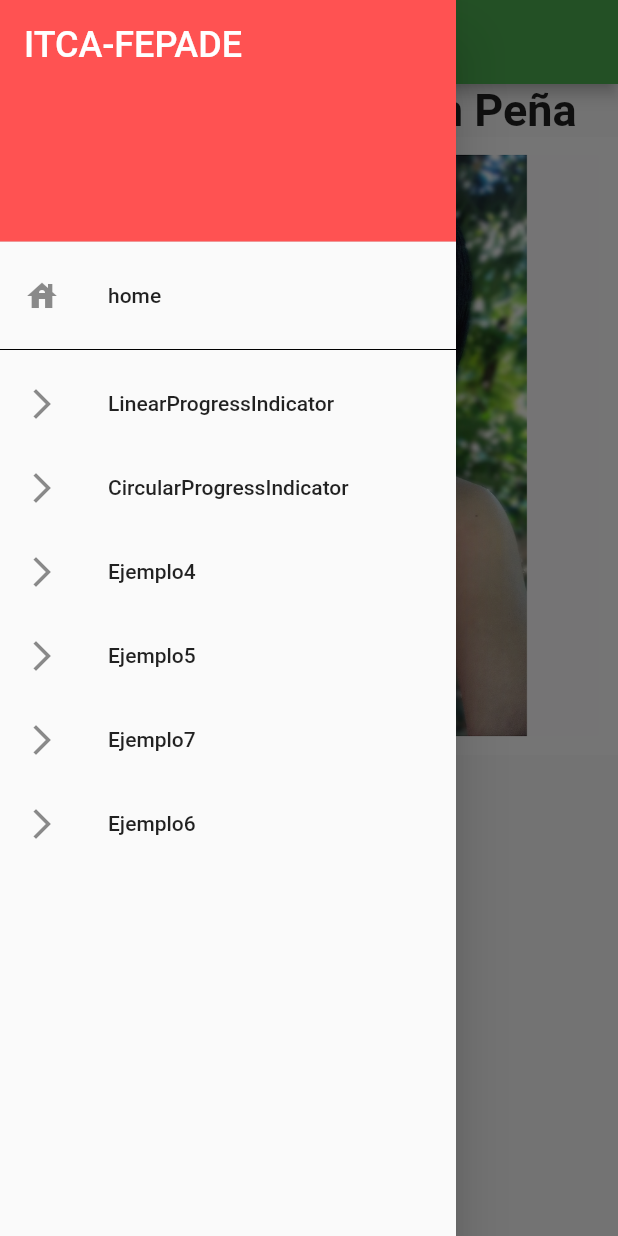
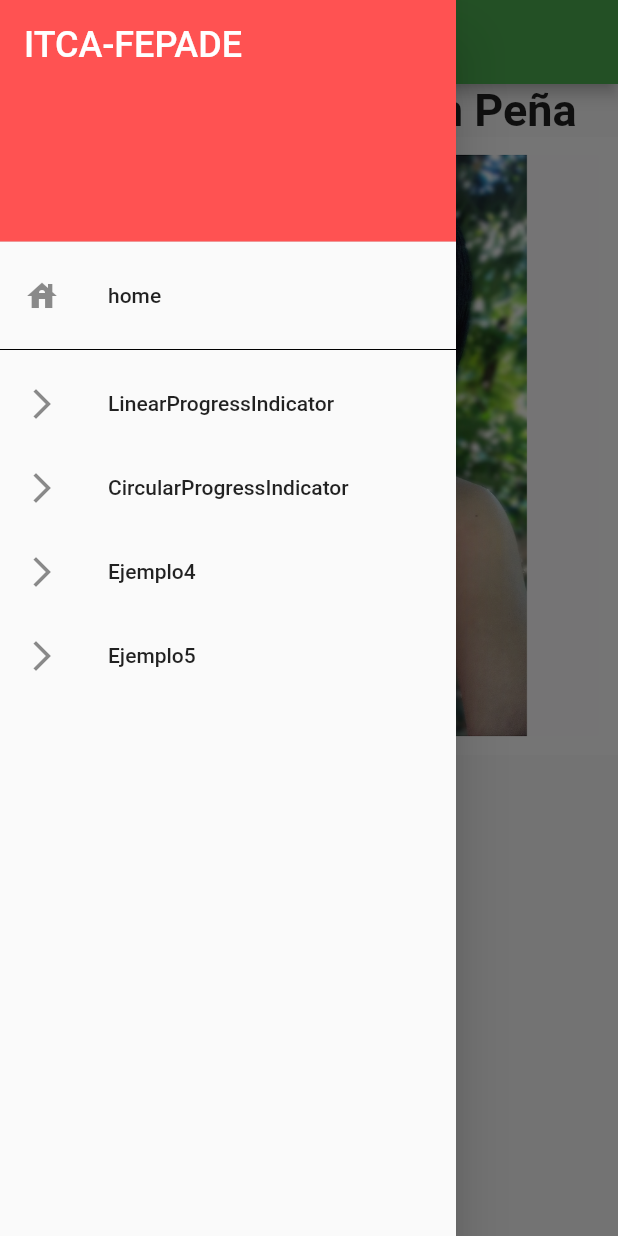
Before and after one commit to JeniferDuran/navegation_drawer, a Flutter app: the screen it shows after launch, with the side drawer open, on a phone screen of 412 x 824 dp. Run offline on Flutter 3.47's test engine with Material 2 defaults, Android fonts, the phone set to English and light mode, and no system bars.

Commit message:
nuevos datos

```diff
--- a/lib/pages/home.dart
+++ b/lib/pages/home.dart
@@ -29,11 +29,10 @@ class _HomeState extends State<Home> {
         return Ejemplo4();
       case 5:
         return Ejemplo5();
-        case 6:
+      case 6:
         return Ejemplo6();
-        case 7:
+      case 7:
         return Ejemplo7();
-
     }
   }
 
@@ -110,24 +109,23 @@ class _HomeState extends State<Home> {
               onTap: () {
                 _onSelectItemDrawer(5);
               },
-            ), ListTile(
+            ),
+            /*ListTile(
               leading: Icon(Icons.arrow_forward_ios),
               title: Text('Ejemplo7'),
               onTap: () {
                 _onSelectItemDrawer(7);
               },
-            ),
+            ),*/
 
-
-
-            ListTile(
+            /*ListTile(
               leading: Icon(Icons.arrow_forward_ios),
               title: Text('Ejemplo6'),
               onTap: () {
                 _onSelectItemDrawer(6);
               },
             ),
-
+            */
           ],
         ),
       ),
```
